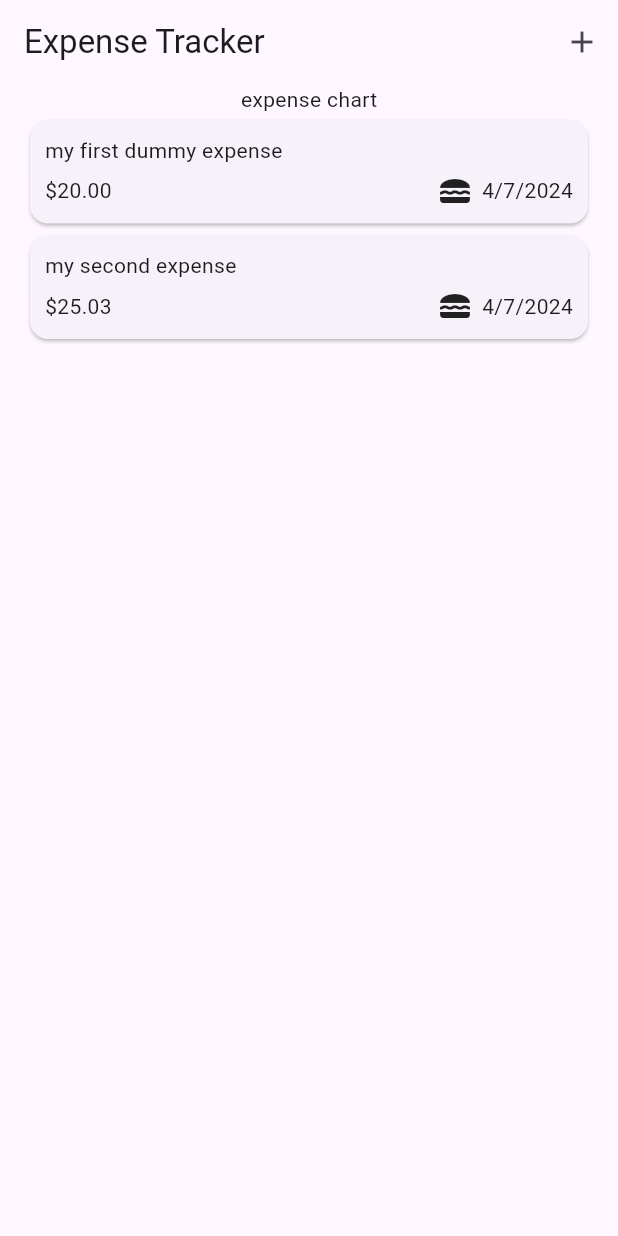
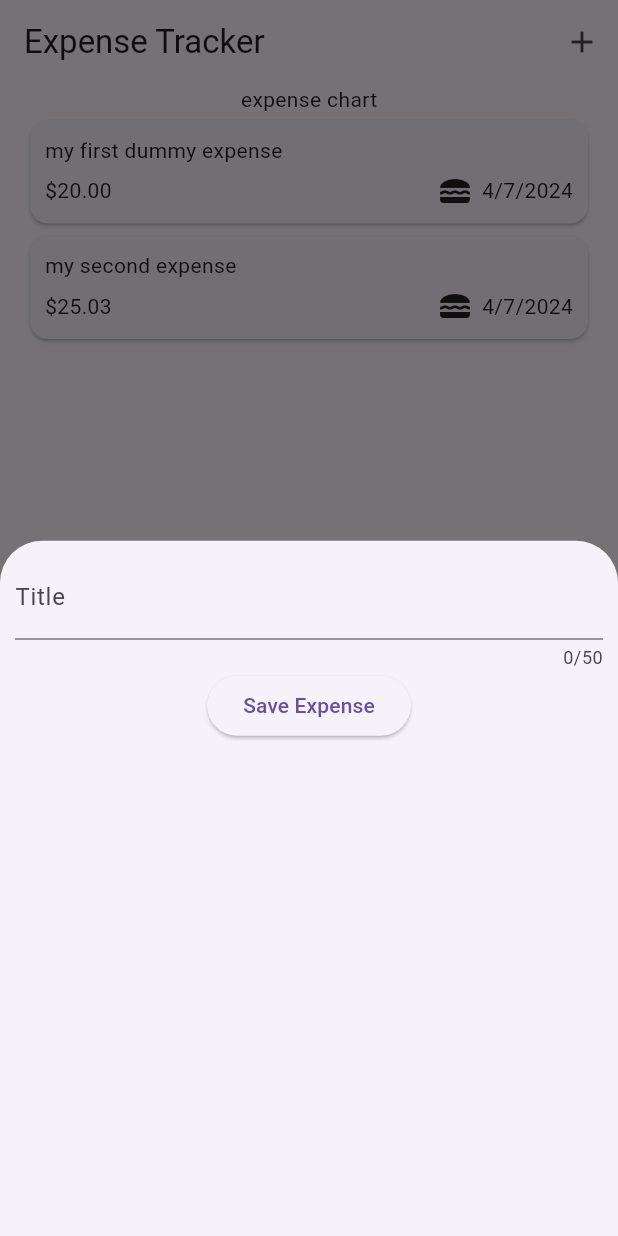
Before and after one commit to sohail-shahid/expense_tracker, a Flutter app: the screen it shows after launch, after a tap on the "add" icon, on a phone screen of 412 x 824 dp. Run offline on Flutter 3.47's test engine with Material 3 defaults, Android fonts, the phone set to English and light mode, and no system bars.

Commit message:
add input screen take title input using on text change in textfield

```diff
--- /dev/null
+++ b/lib/custom_widget/expense_input.dart
@@ -0,0 +1,40 @@
+import 'package:flutter/material.dart';
+
+class ExpenseInputView extends StatefulWidget {
+  const ExpenseInputView({super.key});
+
+  @override
+  State<ExpenseInputView> createState() {
+    return _ExpenseInputState();
+  }
+}
+
+class _ExpenseInputState extends State<ExpenseInputView> {
+  String _title = '';
+
+  void onTitleChange(String text) {
+    _title = text;
+  }
+
+  @override
+  Widget build(BuildContext context) {
+    return Padding(
+      padding: const EdgeInsets.all(10),
+      child: Column(
+        children: [
+          TextField(
+            onChanged: onTitleChange,
+            maxLength: 50,
+            decoration: const InputDecoration(
+              label: Text('Title'),
+            ),
+          ),
+          ElevatedButton(
+            onPressed: () => print(_title),
+            child: const Text('Save Expense'),
+          )
+        ],
+      ),
+    );
+  }
+}
--- a/lib/screens/home_screen.dart
+++ b/lib/screens/home_screen.dart
@@ -1,3 +1,4 @@
+import 'package:expense_tracker/custom_widget/expense_input.dart';
 import 'package:expense_tracker/custom_widget/expense_list_view.dart';
 import 'package:expense_tracker/models/expense_model.dart';
 import 'package:flutter/material.dart';
@@ -24,6 +25,13 @@ class _HomeScreenState extends State<HomeScreen> {
         dateCreated: DateTime.now(),
         expenseType: ExpenseType.food),
   ];
+  void openAddExpenseOverlay() {
+    showModalBottomSheet(
+      context: context,
+      builder: (sheetContext) => const ExpenseInputView(),
+    );
+  }
+
   @override
   Widget build(BuildContext context) {
     return Scaffold(
@@ -31,7 +39,7 @@ class _HomeScreenState extends State<HomeScreen> {
         title: const Text('Expense Tracker'),
         actions: [
           IconButton(
-            onPressed: () => {},
+            onPressed: openAddExpenseOverlay,
             icon: const Icon(Icons.add),
           )
         ],
```
